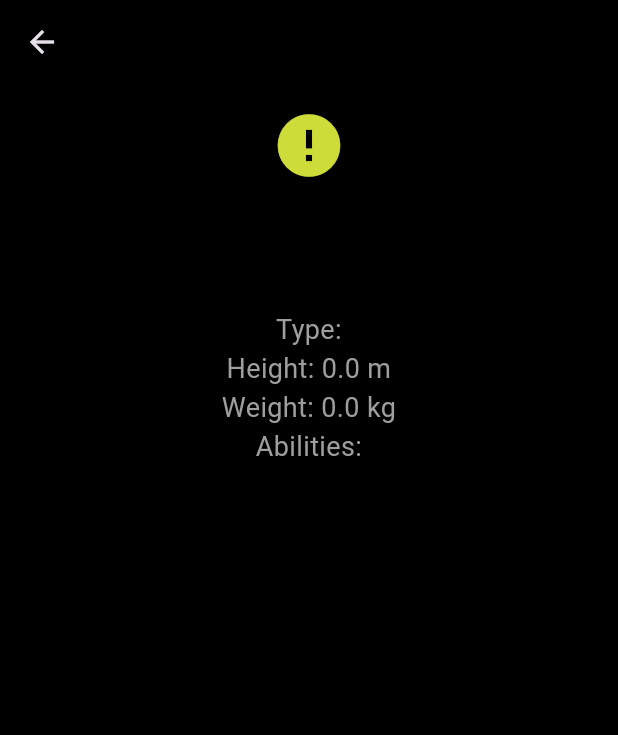
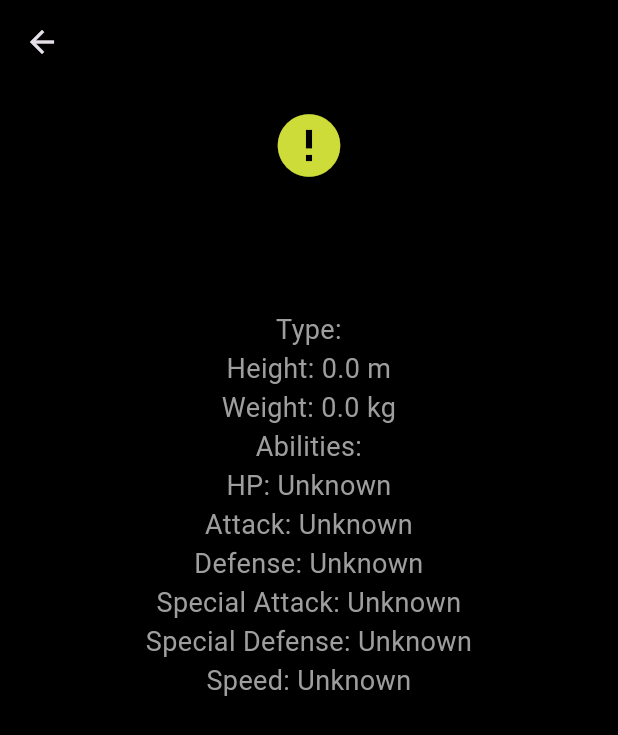
Before and after one commit to Kota-Jagadeesh/Pok-Codex, a Flutter app: the PokemonDetailPage screen opened directly with empty values, on a phone screen of 412 x 824 dp. Shown: the top 735 px of the screen. Run offline on Flutter 3.47's test engine with Material 3 defaults, Android fonts, the phone set to English and light mode, and no system bars; network calls fail.

```diff
--- a/lib/screens/pokemon_detail_page.dart
+++ b/lib/screens/pokemon_detail_page.dart
@@ -1,4 +1,3 @@
-// lib/screens/pokemon_detail_page.dart
 import 'package:flutter/material.dart';
 import '../models/pokemon.dart';
 
@@ -62,7 +61,13 @@ class PokemonDetailPage extends StatelessWidget {
                 'Type: ${pokemon.types.join(', ')}\n'
                 'Height: ${pokemon.height} m\n'
                 'Weight: ${pokemon.weight} kg\n'
-                'Abilities: ${pokemon.abilities.join(', ')}',
+                'Abilities: ${pokemon.abilities.join(', ')}\n'
+                'HP: ${pokemon.stats['hp'] ?? 'Unknown'}\n'
+                'Attack: ${pokemon.stats['attack'] ?? 'Unknown'}\n'
+                'Defense: ${pokemon.stats['defense'] ?? 'Unknown'}\n'
+                'Special Attack: ${pokemon.stats['special-attack'] ?? 'Unknown'}\n'
+                'Special Defense: ${pokemon.stats['special-defense'] ?? 'Unknown'}\n'
+                'Speed: ${pokemon.stats['speed'] ?? 'Unknown'}',
                 style: const TextStyle(
                   fontFamily: 'Roboto',
                   fontSize: 18,
```
